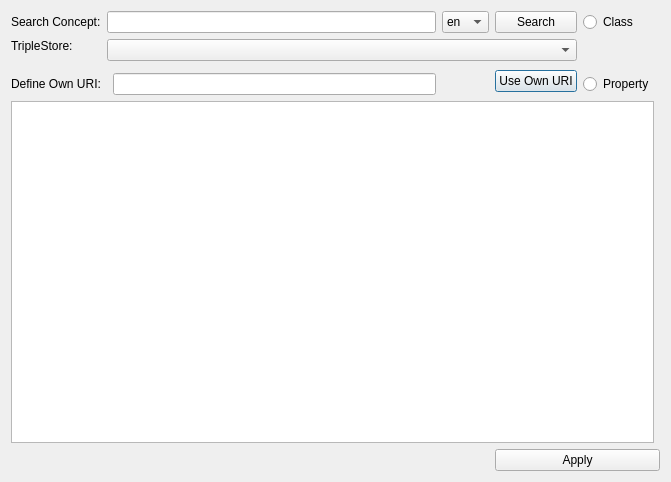
sparqlunicorn/sparqlunicornGoesGIS, file dialogs/ui/searchdialog.ui: the form before one commit.
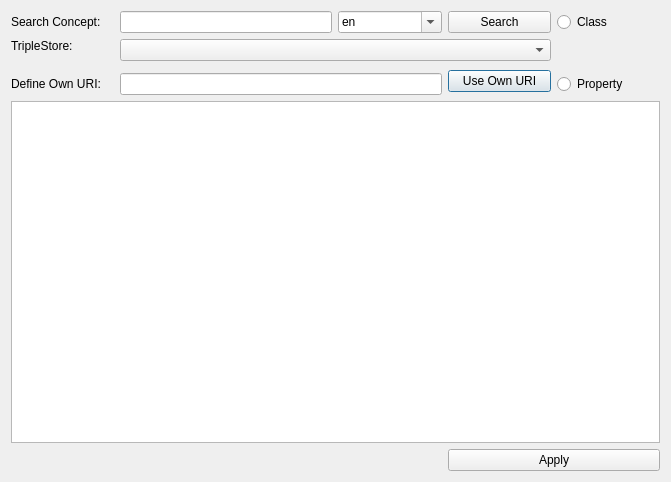
The form after the commit.

```diff
--- a/dialogs/ui/searchdialog.ui
+++ b/dialogs/ui/searchdialog.ui
@@ -14,13 +14,6 @@
    <string>Dialog</string>
   </property>
   <layout class="QGridLayout" name="gridLayout_2">
-   <item row="4" column="0" colspan="2">
-    <widget class="QLabel" name="costumpropertyLabel">
-     <property name="text">
-      <string>Define Own URI:</string>
-     </property>
-    </widget>
-   </item>
    <item row="3" column="4" rowspan="2">
     <widget class="QPushButton" name="costumpropertyButton">
      <property name="text">
@@ -45,18 +38,14 @@
    <item row="0" column="1" colspan="2">
     <widget class="QLineEdit" name="conceptSearchEdit"/>
    </item>
-   <item row="4" column="2">
-    <widget class="QLineEdit" name="costumproperty"/>
-   </item>
-   <item row="6" column="4" colspan="3">
-    <widget class="QPushButton" name="applyButton">
-     <property name="text">
-      <string>Apply</string>
-     </property>
-    </widget>
-   </item>
    <item row="0" column="3">
     <widget class="QComboBox" name="languageCBox">
+     <property name="editable">
+      <bool>true</bool>
+     </property>
+     <property name="insertPolicy">
+      <enum>QComboBox::NoInsert</enum>
+     </property>
      <item>
       <property name="text">
        <string>en</string>
@@ -1009,6 +998,23 @@
    <item row="1" column="1" rowspan="2" colspan="4">
     <widget class="QComboBox" name="tripleStoreEdit"/>
    </item>
+   <item row="4" column="0">
+    <widget class="QLabel" name="costumpropertyLabel">
+     <property name="text">
+      <string>Define Own URI:</string>
+     </property>
+    </widget>
+   </item>
+   <item row="4" column="1" colspan="3">
+    <widget class="QLineEdit" name="costumproperty"/>
+   </item>
+   <item row="6" column="4" colspan="2">
+    <widget class="QPushButton" name="applyButton">
+     <property name="text">
+      <string>Apply</string>
+     </property>
+    </widget>
+   </item>
   </layout>
  </widget>
  <resources/>
```
